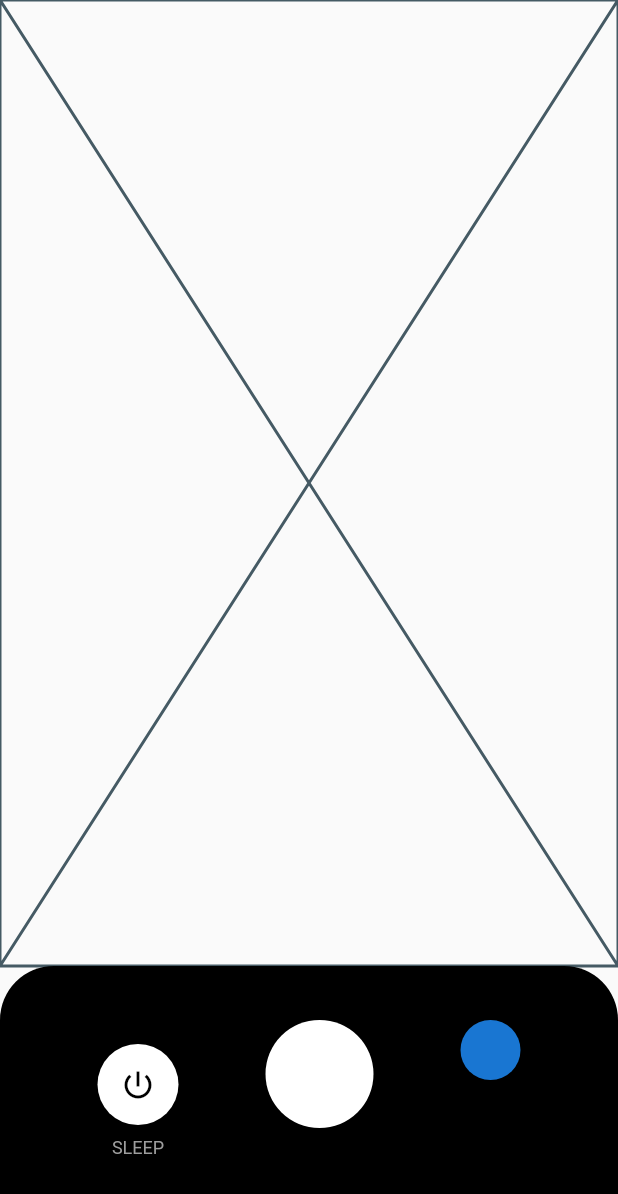
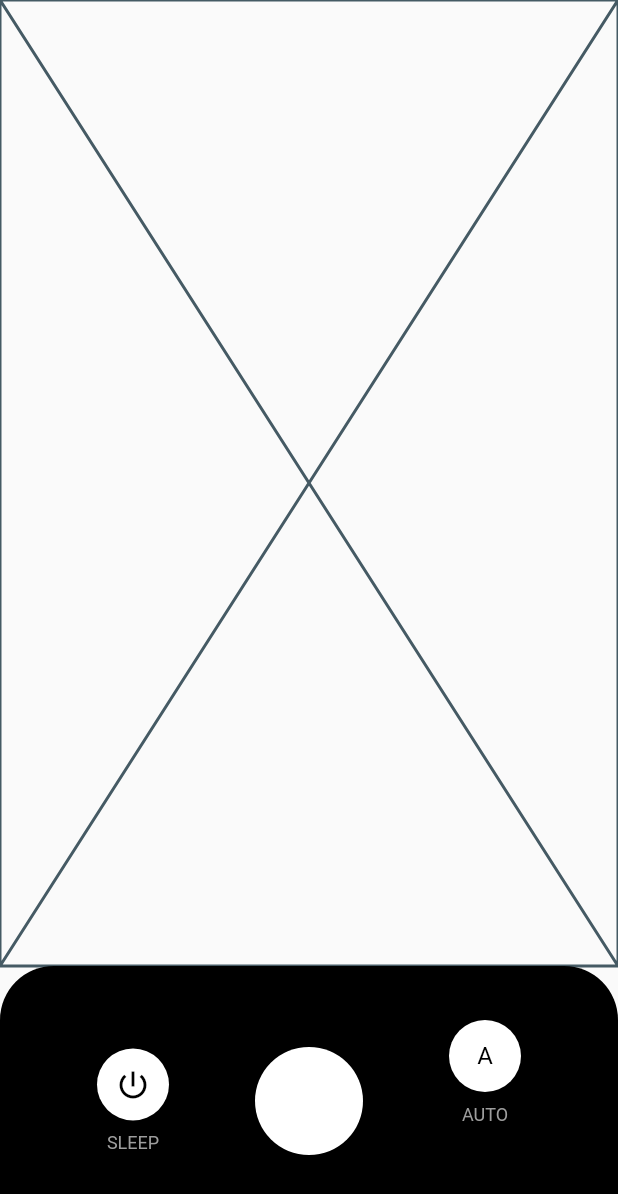
Before and after one commit to JAICHANGPARK/flutter_notebook_18th_story, a Flutter app: the screen it shows after launch, on a phone screen of 412 x 824 dp. Shown: the top 1194 px of the screen. Run offline on Flutter 3.47's test engine with Material 2 defaults, Android fonts, the phone set to English and light mode, and no system bars; our stand-ins replace cached_network_image, flutter_lorem, flutter_riverpod, flutter_svg, freezed_annotation, go_router and 3 more.

Commit message:
Update treadmill_home_page.dart

```diff
--- a/lib/ep1070_treadmill_app/src/ui/treadmill_home_page.dart
+++ b/lib/ep1070_treadmill_app/src/ui/treadmill_home_page.dart
@@ -29,7 +29,7 @@ class TreadmillHomePage extends StatelessWidget {
                   mainAxisAlignment: MainAxisAlignment.center,
                   children: [
                     CircleAvatar(
-                      radius: 27,
+                      radius: 24,
                       backgroundColor: Colors.white,
                       foregroundColor: Colors.black,
                       child: Icon(Icons.power_settings_new),
@@ -44,6 +44,7 @@ class TreadmillHomePage extends StatelessWidget {
                   ],
                 ),
                 Column(
+                  mainAxisAlignment: MainAxisAlignment.center,
                   children: [
                     CircleAvatar(
                       radius: 36,
@@ -52,7 +53,20 @@ class TreadmillHomePage extends StatelessWidget {
                   ],
                 ),
                 Column(
-                  children: [CircleAvatar()],
+                  children: [
+                    CircleAvatar(
+                    radius: 24,
+                    backgroundColor: Colors.white,
+                    foregroundColor: Colors.black,
+                    child: Text("A")
+                  ),
+                    SizedBox(
+                      height: 8,
+                    ),
+                    Text(
+                      "AUTO",
+                      style: TextStyle(color: Colors.grey, fontSize: 12),
+                    )],
                 ),
               ],
             ),
```
